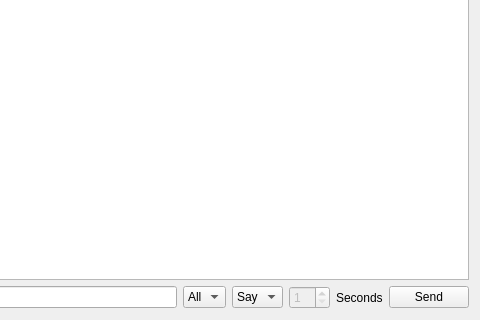
The window that client/frostbite/ChatWidget.ui (OpenRcon/OpenRcon) describes before a commit, drawn with Qt 5; both pictures show x 320 to 800 and y 280 to 600 of the 800 by 600 pixel window.
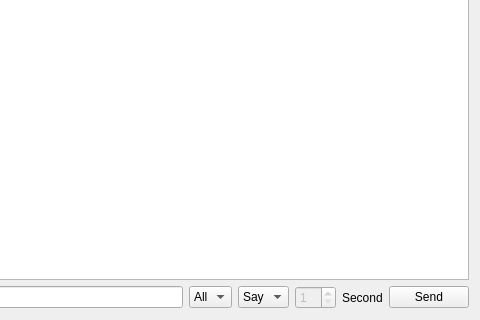
The same window after the commit. Custom widgets are drawn as their Qt base class.

Commit message: (Frostbite) Correct grammar here :D

What changed in the file:
```diff
--- a/client/frostbite/ChatWidget.ui
+++ b/client/frostbite/ChatWidget.ui
@@ -77,7 +77,7 @@
    <item row="1" column="4">
     <widget class="QLabel" name="label_duration">
      <property name="text">
-      <string>Seconds</string>
+      <string>Second</string>
      </property>
     </widget>
    </item>
```
The commit also changes 2 other files.
